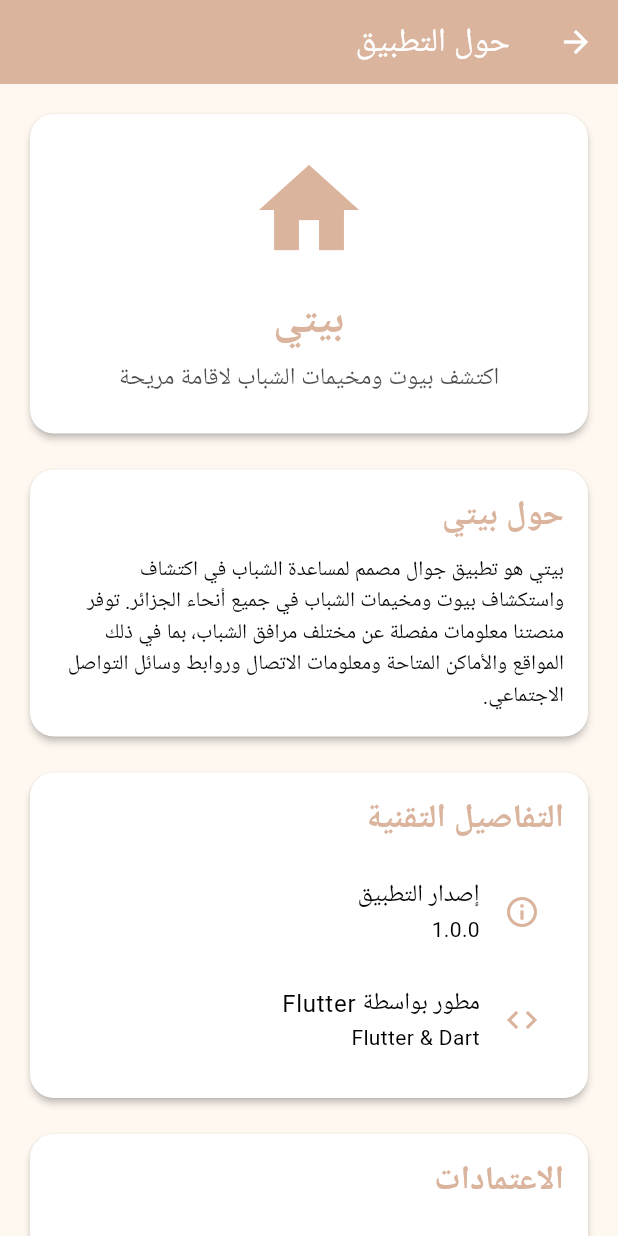
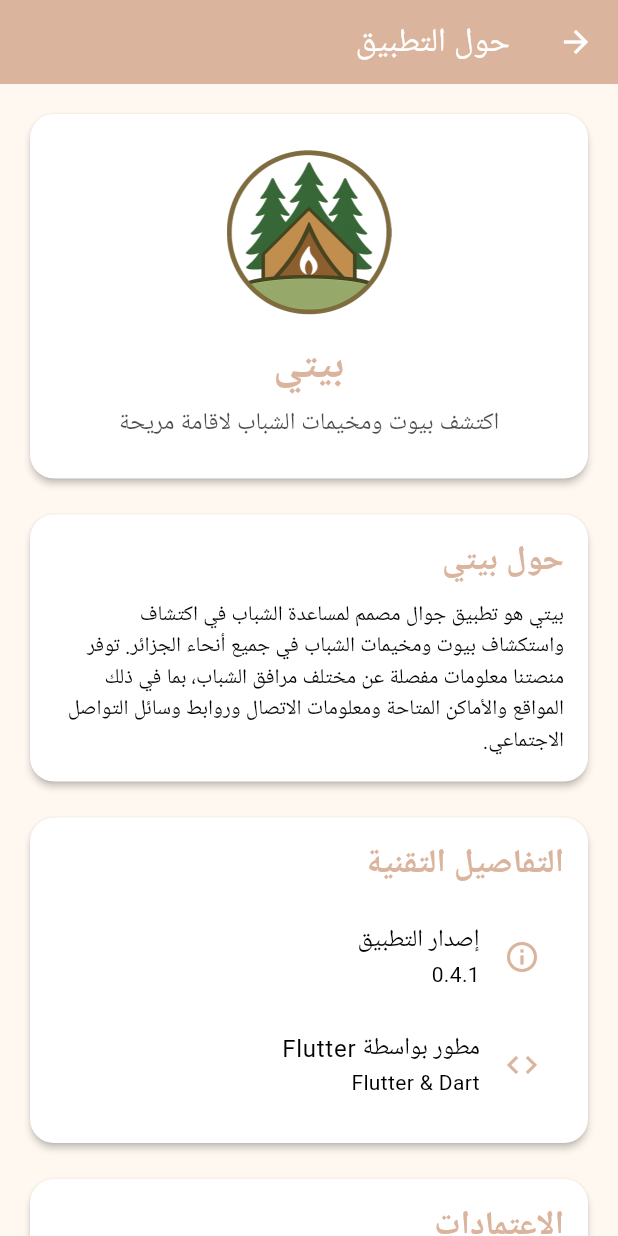
Before and after one commit to zaki-mj/Baity, a Flutter app: the AboutPage screen opened directly, on a phone screen of 412 x 824 dp. Run offline on Flutter 3.47's test engine with Material 3 defaults, Android fonts, the phone set to English and light mode, and no system bars; our stand-ins replace cloud_firestore, firebase_auth, firebase_core, shared_preferences; missing offline and left inert: dart:ffi; accounts and stored records are empty; generated files the repository leaves out were written again.

Commit message:
Update app icon and localization strings
Replaced launcher icons for all Android densities and updated the app icon in the UI. Improved localization files for Arabic, English, and French, including new error and action strings and more consistent delete messages. Updated AboutPage and WelcomePage to use the new icon, improved AdminDashboardPage and DiscoveryPage error handling, and bumped app version to 0.4.1.

```diff
--- a/lib/pages/AboutPage.dart
+++ b/lib/pages/AboutPage.dart
@@ -23,10 +23,9 @@ class AboutPage extends StatelessWidget {
               padding: const EdgeInsets.all(24.0),
               child: Column(
                 children: [
-                  Icon(
-                    Icons.home,
-                    size: 80,
-                    color: Theme.of(context).colorScheme.primary,
+                  Image.asset(
+                    "lib/assets/images/icon.png",
+                    scale: 6,
                   ),
                   const SizedBox(height: 16),
                   Text(
@@ -103,7 +102,7 @@ class AboutPage extends StatelessWidget {
                       color: Theme.of(context).colorScheme.primary,
                     ),
                     title: Text(loc.appVersion),
-                    subtitle: Text(loc.versionNumber),
+                    subtitle: Text("0.4.1"),
                   ),
                   ListTile(
                     leading: Icon(
--- a/lib/pages/DiscoveryPage.dart
+++ b/lib/pages/DiscoveryPage.dart
@@ -224,7 +224,6 @@ class _DiscoveryPageState extends State<DiscoveryPage>
                         print("User picked: $value");
                         setState(() {
                           selectedState = value;
-                          queryType = value;
                         });
                       },
                     ),
@@ -266,7 +265,7 @@ class _DiscoveryPageState extends State<DiscoveryPage>
                   return const Center(child: CircularProgressIndicator());
                 }
                 if (!snapshot.hasData || snapshot.data!.docs.isEmpty) {
-                  return const Center(child: Text("data"));
+                  return Center(child: Text(loc.errorNotFound));
                 }
                 final houses = snapshot.data!.docs;
 
--- a/pubspec.yaml
+++ b/pubspec.yaml
@@ -1,7 +1,7 @@
 name: baity
 description: "A mobile youth house manager to discover places to stay."
 publish_to: 'none'
-version: 0.3.1
+version: 0.4.1
 
 environment:
   sdk: ^3.6.1
```
Also changed, not shown: lib/l10n/app_ar.arb (+4 -3 lines), lib/l10n/app_en.arb (+6 -3 lines), lib/l10n/app_fr.arb (+4 -3 lines), lib/pages/AdminDashboardPage.dart (+11 -7 lines), lib/pages/welcome.dart (+2 -12 lines), lib/assets/images/icon.png (added), lib/main.dart (indentation only), 5 other files.
